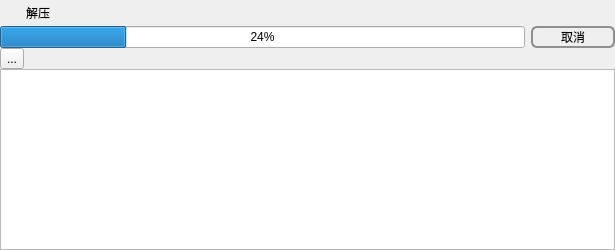
Old version of the form fieldwork/third/Hoffman/decodedialog.ui in the repository AbaoFromCUG/Data-Structure.
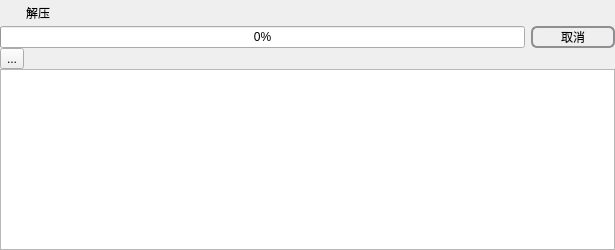
New version of the form. Icons and pictures are not drawn.

What changed in the file:
```diff
--- a/fieldwork/third/Hoffman/decodedialog.ui
+++ b/fieldwork/third/Hoffman/decodedialog.ui
@@ -234,7 +234,7 @@
      <item>
       <widget class="QProgressBar" name="progressBar">
        <property name="value">
-        <number>24</number>
+        <number>0</number>
        </property>
       </widget>
      </item>
```
